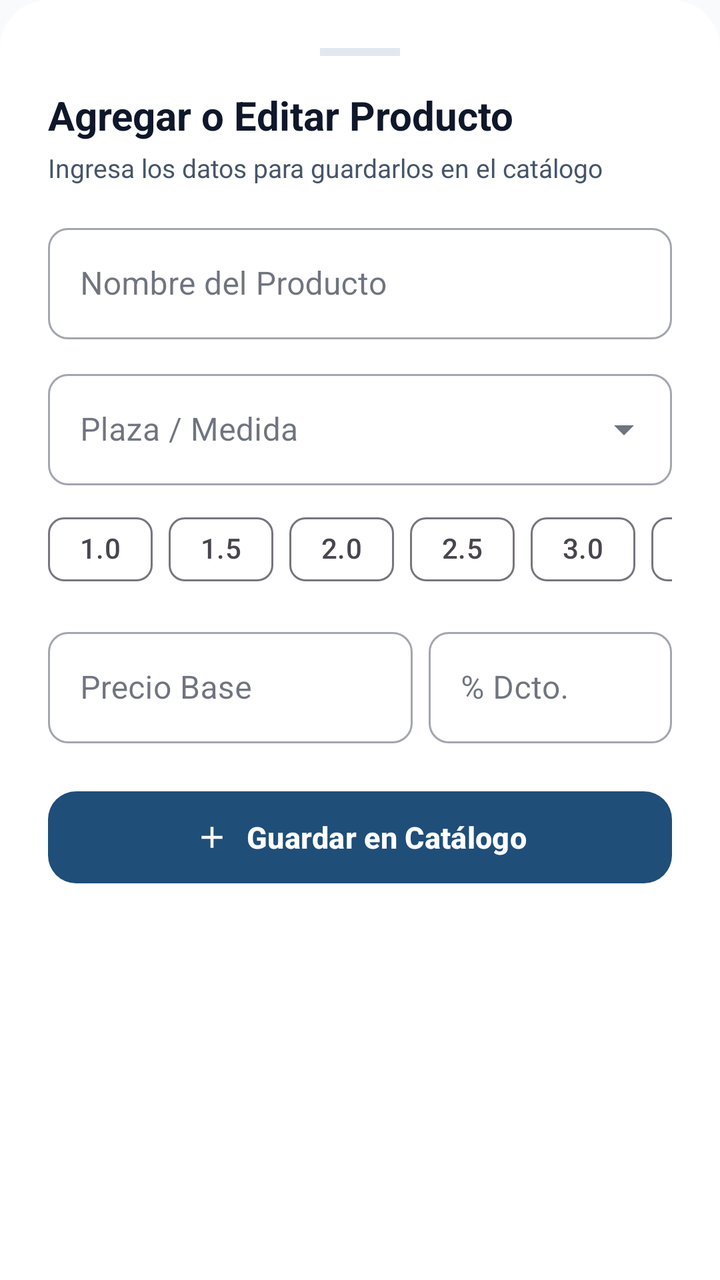
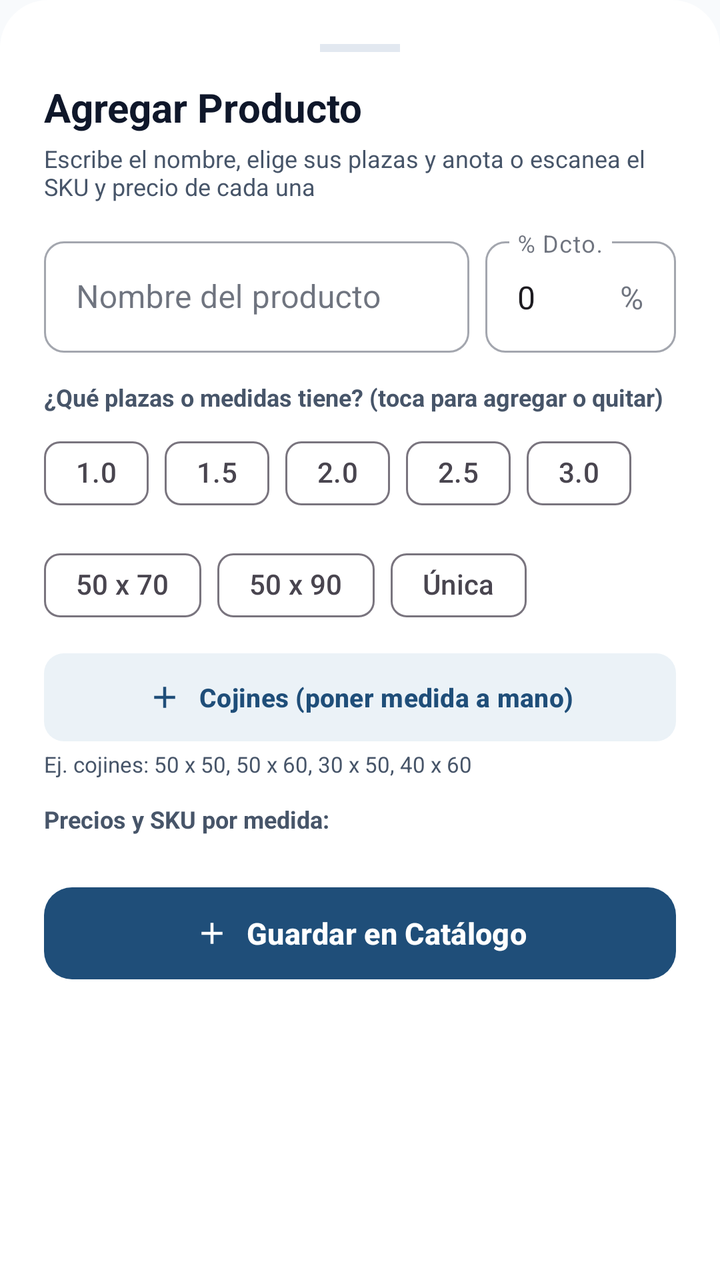

An Android layout rendered at two revisions. The XML below is the earlier revision; the diff shows what the commit changed to produce the second picture.
<!-- AndroidManifest.xml: application theme Theme.Cannon -->
<!-- res/layout/dialog_add_product.xml -->
<?xml version="1.0" encoding="utf-8"?>
<LinearLayout xmlns:android="http://schemas.android.com/apk/res/android"
    xmlns:app="http://schemas.android.com/apk/res-auto"
    android:layout_width="match_parent"
    android:layout_height="wrap_content"
    android:orientation="vertical"
    android:background="@drawable/bg_bottom_sheet"
    android:padding="24dp">

    <View
        android:layout_width="40dp"
        android:layout_height="4dp"
        android:layout_gravity="center_horizontal"
        android:layout_marginBottom="16dp"
        android:background="@color/divider" />

    <TextView
        android:id="@+id/tvDialogTitulo"
        android:layout_width="wrap_content"
        android:layout_height="wrap_content"
        android:text="Agregar o Editar Producto"
        android:textColor="@color/text_primary"
        android:textSize="20sp"
        android:textStyle="bold" />

    <TextView
        android:id="@+id/tvDialogSubtitulo"
        android:layout_width="wrap_content"
        android:layout_height="wrap_content"
        android:layout_marginTop="4dp"
        android:layout_marginBottom="16dp"
        android:text="Ingresa los datos para guardarlos en el catálogo"
        android:textColor="@color/text_secondary"
        android:textSize="13sp" />

    
    <com.google.android.material.textfield.TextInputLayout
        android:id="@+id/tilDialogNombre"
        style="@style/Widget.MaterialComponents.TextInputLayout.OutlinedBox"
        android:layout_width="match_parent"
        android:layout_height="wrap_content"
        android:layout_marginBottom="12dp"
        android:hint="Nombre del Producto"
        app:boxCornerRadiusBottomEnd="10dp"
        app:boxCornerRadiusBottomStart="10dp"
        app:boxCornerRadiusTopEnd="10dp"
        app:boxCornerRadiusTopStart="10dp">

        <com.google.android.material.textfield.TextInputEditText
            android:id="@+id/etDialogNombre"
            android:layout_width="match_parent"
            android:layout_height="wrap_content"
            android:inputType="textCapWords" />
    </com.google.android.material.textfield.TextInputLayout>

    
    <com.google.android.material.textfield.TextInputLayout
        android:id="@+id/tilDialogPlaza"
        style="@style/Widget.MaterialComponents.TextInputLayout.OutlinedBox.ExposedDropdownMenu"
        android:layout_width="match_parent"
        android:layout_height="wrap_content"
        android:layout_marginBottom="8dp"
        android:hint="Plaza / Medida"
        app:boxCornerRadiusBottomEnd="10dp"
        app:boxCornerRadiusBottomStart="10dp"
        app:boxCornerRadiusTopEnd="10dp"
        app:boxCornerRadiusTopStart="10dp">

        <AutoCompleteTextView
            android:id="@+id/autoDialogPlaza"
            android:layout_width="match_parent"
            android:layout_height="wrap_content"
            android:inputType="text" />
    </com.google.android.material.textfield.TextInputLayout>

    
    <HorizontalScrollView
        android:layout_width="match_parent"
        android:layout_height="wrap_content"
        android:layout_marginBottom="12dp"
        android:scrollbars="none">

        <com.google.android.material.chip.ChipGroup
            android:id="@+id/chipGroupPlazasSugeridas"
            android:layout_width="wrap_content"
            android:layout_height="wrap_content"
            app:singleLine="true">

            <com.google.android.material.chip.Chip
                android:id="@+id/chipPlaza10"
                style="@style/Widget.Material3.Chip.Suggestion"
                android:layout_width="wrap_content"
                android:layout_height="wrap_content"
                android:text="1.0" />

            <com.google.android.material.chip.Chip
                android:id="@+id/chipPlaza15"
                style="@style/Widget.Material3.Chip.Suggestion"
                android:layout_width="wrap_content"
                android:layout_height="wrap_content"
                android:text="1.5" />

            <com.google.android.material.chip.Chip
                android:id="@+id/chipPlaza20"
                style="@style/Widget.Material3.Chip.Suggestion"
                android:layout_width="wrap_content"
                android:layout_height="wrap_content"
                android:text="2.0" />

            <com.google.android.material.chip.Chip
                android:id="@+id/chipPlaza25"
                style="@style/Widget.Material3.Chip.Suggestion"
                android:layout_width="wrap_content"
                android:layout_height="wrap_content"
                android:text="2.5" />

            <com.google.android.material.chip.Chip
                android:id="@+id/chipPlaza30"
                style="@style/Widget.Material3.Chip.Suggestion"
                android:layout_width="wrap_content"
                android:layout_height="wrap_content"
                android:text="3.0" />

            <com.google.android.material.chip.Chip
                android:id="@+id/chipPlazaKing"
                style="@style/Widget.Material3.Chip.Suggestion"
                android:layout_width="wrap_content"
                android:layout_height="wrap_content"
                android:text="King" />

            <com.google.android.material.chip.Chip
                android:id="@+id/chipPlazaSuperKing"
                style="@style/Widget.Material3.Chip.Suggestion"
                android:layout_width="wrap_content"
                android:layout_height="wrap_content"
                android:text="Super King" />

            <com.google.android.material.chip.Chip
                android:id="@+id/chipPlazaUnica"
                style="@style/Widget.Material3.Chip.Suggestion"
                android:layout_width="wrap_content"
                android:layout_height="wrap_content"
                android:text="Única" />
        </com.google.android.material.chip.ChipGroup>
    </HorizontalScrollView>

    
    <LinearLayout
        android:layout_width="match_parent"
        android:layout_height="wrap_content"
        android:layout_marginBottom="20dp"
        android:orientation="horizontal">

        <com.google.android.material.textfield.TextInputLayout
            android:id="@+id/tilDialogPrecio"
            style="@style/Widget.MaterialComponents.TextInputLayout.OutlinedBox"
            android:layout_width="0dp"
            android:layout_height="wrap_content"
            android:layout_weight="1.2"
            android:layout_marginEnd="8dp"
            android:hint="Precio Base"
            app:boxCornerRadiusBottomEnd="10dp"
            app:boxCornerRadiusBottomStart="10dp"
            app:boxCornerRadiusTopEnd="10dp"
            app:boxCornerRadiusTopStart="10dp"
            app:prefixText="$">

            <com.google.android.material.textfield.TextInputEditText
                android:id="@+id/etDialogPrecio"
                android:layout_width="match_parent"
                android:layout_height="wrap_content"
                android:inputType="number" />
        </com.google.android.material.textfield.TextInputLayout>

        <com.google.android.material.textfield.TextInputLayout
            android:id="@+id/tilDialogDescuento"
            style="@style/Widget.MaterialComponents.TextInputLayout.OutlinedBox"
            android:layout_width="0dp"
            android:layout_height="wrap_content"
            android:layout_weight="0.8"
            android:hint="% Dcto."
            app:boxCornerRadiusBottomEnd="10dp"
            app:boxCornerRadiusBottomStart="10dp"
            app:boxCornerRadiusTopEnd="10dp"
            app:boxCornerRadiusTopStart="10dp"
            app:suffixText="%">

            <com.google.android.material.textfield.TextInputEditText
                android:id="@+id/etDialogDescuento"
                android:layout_width="match_parent"
                android:layout_height="wrap_content"
                android:inputType="numberDecimal" />
        </com.google.android.material.textfield.TextInputLayout>
    </LinearLayout>

    
    <com.google.android.material.button.MaterialButton
        android:id="@+id/btnDialogGuardar"
        android:layout_width="match_parent"
        android:layout_height="54dp"
        android:text="Guardar en Catálogo"
        android:textColor="@color/white"
        android:textSize="15sp"
        android:textStyle="bold"
        app:backgroundTint="@color/cannon_navy"
        app:cornerRadius="14dp"
        app:icon="@drawable/ic_add"
        app:iconGravity="textStart"
        app:iconTint="@color/white" />

    
    <com.google.android.material.button.MaterialButton
        android:id="@+id/btnDialogEliminar"
        style="@style/Widget.Material3.Button.TextButton"
        android:layout_width="match_parent"
        android:layout_height="wrap_content"
        android:layout_marginTop="8dp"
        android:text="Eliminar este producto del catálogo"
        android:textColor="@color/error"
        android:textSize="14sp"
        app:icon="@drawable/ic_delete"
        app:iconGravity="textStart"
        app:iconTint="@color/error"
        android:visibility="gone" />

</LinearLayout>
<!-- resources referenced by this layout -->
<resources>
  <color name="cannon_navy">#1F4E79</color>
  <color name="divider">#E2E8F0</color>
  <color name="error">#DC2626</color>
  <color name="text_primary">#0F172A</color>
  <color name="text_secondary">#475569</color>
  <color name="white">#FFFFFF</color>
  <!-- drawable bg_bottom_sheet (drawable) -->
  <?xml version="1.0" encoding="utf-8"?>
  <shape xmlns:android="http://schemas.android.com/apk/res/android"
      android:shape="rectangle">
      <corners
          android:topLeftRadius="24dp"
          android:topRightRadius="24dp" />
      <solid android:color="@color/surface" />
  </shape>
  <!-- drawable ic_add (drawable) -->
  <vector xmlns:android="http://schemas.android.com/apk/res/android"
      android:width="24dp"
      android:height="24dp"
      android:viewportWidth="24"
      android:viewportHeight="24">
    <path
        android:fillColor="@android:color/white"
        android:pathData="M19,13h-6v6h-2v-6H5v-2h6V5h2v6h6V13z"/>
  </vector>
  <!-- drawable ic_delete (drawable) -->
  <vector xmlns:android="http://schemas.android.com/apk/res/android"
      android:width="24dp"
      android:height="24dp"
      android:viewportWidth="24"
      android:viewportHeight="24">
    <path
        android:fillColor="@android:color/white"
        android:pathData="M6,19c0,1.1 0.9,2 2,2h8c1.1,0 2,-0.9 2,-2V7H6v12zM19,4h-3.5l-1,-1h-5l-1,1H5v2h14V4z"/>
  </vector>
  <style name="Theme.Cannon" parent="Theme.Material3.Light.NoActionBar">
          <item name="colorPrimary">@color/cannon_navy</item>
          <item name="colorPrimaryVariant">@color/cannon_navy_dark</item>
          <item name="colorOnPrimary">@color/white</item>
          <item name="colorSecondary">@color/cannon_red</item>
          <item name="colorOnSecondary">@color/white</item>
          <item name="colorSurface">@color/surface</item>
          <item name="colorOnSurface">@color/text_primary</item>
          <item name="android:windowBackground">@color/background</item>
          <item name="android:statusBarColor">@color/cannon_navy_dark</item>
          <item name="android:navigationBarColor">@color/surface</item>
      </style>
  <color name="surface">#FFFFFF</color>
  <color name="cannon_navy_dark">#0E294B</color>
  <color name="cannon_red">#C00000</color>
  <color name="background">#F8FAFC</color>
</resources>

<!-- the commit's change to res/layout/dialog_add_product.xml (unified diff, before → after) -->
@@ -1,226 +1,238 @@
 <?xml version="1.0" encoding="utf-8"?>
-<LinearLayout xmlns:android="http://schemas.android.com/apk/res/android"
+<androidx.core.widget.NestedScrollView xmlns:android="http://schemas.android.com/apk/res/android"
     xmlns:app="http://schemas.android.com/apk/res-auto"
     android:layout_width="match_parent"
     android:layout_height="wrap_content"
-    android:orientation="vertical"
     android:background="@drawable/bg_bottom_sheet"
-    android:padding="24dp">
-
-    <View
-        android:layout_width="40dp"
-        android:layout_height="4dp"
-        android:layout_gravity="center_horizontal"
-        android:layout_marginBottom="16dp"
-        android:background="@color/divider" />
-
-    <TextView
-        android:id="@+id/tvDialogTitulo"
-        android:layout_width="wrap_content"
-        android:layout_height="wrap_content"
-        android:text="Agregar o Editar Producto"
-        android:textColor="@color/text_primary"
-        android:textSize="20sp"
-        android:textStyle="bold" />
-
-    <TextView
-        android:id="@+id/tvDialogSubtitulo"
-        android:layout_width="wrap_content"
-        android:layout_height="wrap_content"
-        android:layout_marginTop="4dp"
-        android:layout_marginBottom="16dp"
-        android:text="Ingresa los datos para guardarlos en el catálogo"
-        android:textColor="@color/text_secondary"
-        android:textSize="13sp" />
-
-    
-    <com.google.android.material.textfield.TextInputLayout
-        android:id="@+id/tilDialogNombre"
-        style="@style/Widget.MaterialComponents.TextInputLayout.OutlinedBox"
-        android:layout_width="match_parent"
-        android:layout_height="wrap_content"
-        android:layout_marginBottom="12dp"
-        android:hint="Nombre del Producto"
-        app:boxCornerRadiusBottomEnd="10dp"
-        app:boxCornerRadiusBottomStart="10dp"
-        app:boxCornerRadiusTopEnd="10dp"
-        app:boxCornerRadiusTopStart="10dp">
-
-        <com.google.android.material.textfield.TextInputEditText
-            android:id="@+id/etDialogNombre"
-            android:layout_width="match_parent"
-            android:layout_height="wrap_content"
-            android:inputType="textCapWords" />
-    </com.google.android.material.textfield.TextInputLayout>
-
-    
-    <com.google.android.material.textfield.TextInputLayout
-        android:id="@+id/tilDialogPlaza"
-        style="@style/Widget.MaterialComponents.TextInputLayout.OutlinedBox.ExposedDropdownMenu"
-        android:layout_width="match_parent"
-        android:layout_height="wrap_content"
-        android:layout_marginBottom="8dp"
-        android:hint="Plaza / Medida"
-        app:boxCornerRadiusBottomEnd="10dp"
-        app:boxCornerRadiusBottomStart="10dp"
-        app:boxCornerRadiusTopEnd="10dp"
-        app:boxCornerRadiusTopStart="10dp">
-
-        <AutoCompleteTextView
-            android:id="@+id/autoDialogPlaza"
-            android:layout_width="match_parent"
-            android:layout_height="wrap_content"
-            android:inputType="text" />
-    </com.google.android.material.textfield.TextInputLayout>
-
-    
-    <HorizontalScrollView
-        android:layout_width="match_parent"
-        android:layout_height="wrap_content"
-        android:layout_marginBottom="12dp"
-        android:scrollbars="none">
-
-        <com.google.android.material.chip.ChipGroup
-            android:id="@+id/chipGroupPlazasSugeridas"
-            android:layout_width="wrap_content"
-            android:layout_height="wrap_content"
-            app:singleLine="true">
-
-            <com.google.android.material.chip.Chip
-                android:id="@+id/chipPlaza10"
-                style="@style/Widget.Material3.Chip.Suggestion"
-                android:layout_width="wrap_content"
-                android:layout_height="wrap_content"
-                android:text="1.0" />
-
-            <com.google.android.material.chip.Chip
-                android:id="@+id/chipPlaza15"
-                style="@style/Widget.Material3.Chip.Suggestion"
-                android:layout_width="wrap_content"
-                android:layout_height="wrap_content"
-                android:text="1.5" />
-
-            <com.google.android.material.chip.Chip
-                android:id="@+id/chipPlaza20"
-                style="@style/Widget.Material3.Chip.Suggestion"
-                android:layout_width="wrap_content"
-                android:layout_height="wrap_content"
-                android:text="2.0" />
-
-            <com.google.android.material.chip.Chip
-                android:id="@+id/chipPlaza25"
-                style="@style/Widget.Material3.Chip.Suggestion"
-                android:layout_width="wrap_content"
-                android:layout_height="wrap_content"
-                android:text="2.5" />
-
-            <com.google.android.material.chip.Chip
-                android:id="@+id/chipPlaza30"
-                style="@style/Widget.Material3.Chip.Suggestion"
-                android:layout_width="wrap_content"
-                android:layout_height="wrap_content"
-                android:text="3.0" />
-
-            <com.google.android.material.chip.Chip
-                android:id="@+id/chipPlazaKing"
-                style="@style/Widget.Material3.Chip.Suggestion"
-                android:layout_width="wrap_content"
-                android:layout_height="wrap_content"
-                android:text="King" />
-
-            <com.google.android.material.chip.Chip
-                android:id="@+id/chipPlazaSuperKing"
-                style="@style/Widget.Material3.Chip.Suggestion"
-                android:layout_width="wrap_content"
-                android:layout_height="wrap_content"
-                android:text="Super King" />
-
-            <com.google.android.material.chip.Chip
-                android:id="@+id/chipPlazaUnica"
-                style="@style/Widget.Material3.Chip.Suggestion"
-                android:layout_width="wrap_content"
-                android:layout_height="wrap_content"
-                android:text="Única" />
-        </com.google.android.material.chip.ChipGroup>
-    </HorizontalScrollView>
-
-    
+    android:fillViewport="true">
+
     <LinearLayout
         android:layout_width="match_parent"
         android:layout_height="wrap_content"
-        android:layout_marginBottom="20dp"
-        android:orientation="horizontal">
-
-        <com.google.android.material.textfield.TextInputLayout
-            android:id="@+id/tilDialogPrecio"
-            style="@style/Widget.MaterialComponents.TextInputLayout.OutlinedBox"
-            android:layout_width="0dp"
-            android:layout_height="wrap_content"
-            android:layout_weight="1.2"
-            android:layout_marginEnd="8dp"
-            android:hint="Precio Base"
-            app:boxCornerRadiusBottomEnd="10dp"
-            app:boxCornerRadiusBottomStart="10dp"
-            app:boxCornerRadiusTopEnd="10dp"
-            app:boxCornerRadiusTopStart="10dp"
-            app:prefixText="$">
-
-            <com.google.android.material.textfield.TextInputEditText
-                android:id="@+id/etDialogPrecio"
-                android:layout_width="match_parent"
-                android:layout_height="wrap_content"
-                android:inputType="number" />
-        </com.google.android.material.textfield.TextInputLayout>
-
-        <com.google.android.material.textfield.TextInputLayout
-            android:id="@+id/tilDialogDescuento"
-            style="@style/Widget.MaterialComponents.TextInputLayout.OutlinedBox"
-            android:layout_width="0dp"
-            android:layout_height="wrap_content"
-            android:layout_weight="0.8"
-            android:hint="% Dcto."
-            app:boxCornerRadiusBottomEnd="10dp"
-            app:boxCornerRadiusBottomStart="10dp"
-            app:boxCornerRadiusTopEnd="10dp"
-            app:boxCornerRadiusTopStart="10dp"
-            app:suffixText="%">
-
-            <com.google.android.material.textfield.TextInputEditText
-                android:id="@+id/etDialogDescuento"
-                android:layout_width="match_parent"
-                android:layout_height="wrap_content"
-                android:inputType="numberDecimal" />
-        </com.google.android.material.textfield.TextInputLayout>
+        android:orientation="vertical"
+        android:padding="22dp">
+
+        <View
+            android:layout_width="40dp"
+            android:layout_height="4dp"
+            android:layout_gravity="center_horizontal"
+            android:layout_marginBottom="14dp"
+            android:background="@color/divider" />
+
+        <TextView
+            android:id="@+id/tvDialogTitulo"
+            android:layout_width="wrap_content"
+            android:layout_height="wrap_content"
+            android:text="Agregar Producto"
+            android:textColor="@color/text_primary"
+            android:textSize="20sp"
+            android:textStyle="bold" />
+
+        <TextView
+            android:id="@+id/tvDialogSubtitulo"
+            android:layout_width="wrap_content"
+            android:layout_height="wrap_content"
+            android:layout_marginTop="4dp"
+            android:layout_marginBottom="14dp"
+            android:text="Escribe el nombre, elige sus plazas y anota o escanea el SKU y precio de cada una"
+            android:textColor="@color/text_secondary"
+            android:textSize="12sp" />
+
+        
+        <LinearLayout
+            android:layout_width="match_parent"
+            android:layout_height="wrap_content"
+            android:layout_marginBottom="14dp"
+            android:orientation="horizontal">
+
+            <com.google.android.material.textfield.TextInputLayout
+                android:id="@+id/tilDialogNombre"
+                style="@style/Widget.MaterialComponents.TextInputLayout.OutlinedBox"
+                android:layout_width="0dp"
+                android:layout_height="wrap_content"
+                android:layout_marginEnd="8dp"
+                android:layout_weight="1.45"
+                android:hint="Nombre del producto"
+                app:boxCornerRadiusBottomEnd="10dp"
+                app:boxCornerRadiusBottomStart="10dp"
+                app:boxCornerRadiusTopEnd="10dp"
+                app:boxCornerRadiusTopStart="10dp">
+
+                <com.google.android.material.textfield.TextInputEditText
+                    android:id="@+id/etDialogNombre"
+                    android:layout_width="match_parent"
+                    android:layout_height="wrap_content"
+                    android:inputType="textCapWords" />
+            </com.google.android.material.textfield.TextInputLayout>
+
+            <com.google.android.material.textfield.TextInputLayout
+                android:id="@+id/tilDialogDescuento"
+                style="@style/Widget.MaterialComponents.TextInputLayout.OutlinedBox"
+                android:layout_width="0dp"
+                android:layout_height="wrap_content"
+                android:layout_weight="0.65"
+                android:hint="% Dcto."
+                app:boxCornerRadiusBottomEnd="10dp"
+                app:boxCornerRadiusBottomStart="10dp"
+                app:boxCornerRadiusTopEnd="10dp"
+                app:boxCornerRadiusTopStart="10dp"
+                app:suffixText="%">
+
+                <com.google.android.material.textfield.TextInputEditText
+                    android:id="@+id/etDialogDescuento"
+                    android:layout_width="match_parent"
+                    android:layout_height="wrap_content"
+                    android:inputType="numberDecimal"
+                    android:text="0" />
+            </com.google.android.material.textfield.TextInputLayout>
+        </LinearLayout>
+
+        
+        <TextView
+            android:layout_width="wrap_content"
+            android:layout_height="wrap_content"
+            android:layout_marginBottom="6dp"
+            android:text="¿Qué plazas o medidas tiene? (toca para agregar o quitar)"
+            android:textColor="@color/text_secondary"
+            android:textSize="12sp"
+            android:textStyle="bold" />
+
+        <com.google.android.material.chip.ChipGroup
+            android:id="@+id/chipGroupPlazasSugeridas"
+            android:layout_width="match_parent"
+            android:layout_height="wrap_content"
+            android:layout_marginBottom="10dp">
+
+            <com.google.android.material.chip.Chip
+                android:id="@+id/chipPlaza10"
+                style="@style/Widget.Material3.Chip.Filter"
+                android:layout_width="wrap_content"
+                android:layout_height="wrap_content"
+                android:text="1.0" />
+
+            <com.google.android.material.chip.Chip
+                android:id="@+id/chipPlaza15"
+                style="@style/Widget.Material3.Chip.Filter"
+                android:layout_width="wrap_content"
+                android:layout_height="wrap_content"
+                android:text="1.5" />
+
+            <com.google.android.material.chip.Chip
+                android:id="@+id/chipPlaza20"
+                style="@style/Widget.Material3.Chip.Filter"
+                android:layout_width="wrap_content"
+                android:layout_height="wrap_content"
+                android:text="2.0" />
+
+            <com.google.android.material.chip.Chip
+                android:id="@+id/chipPlaza25"
+                style="@style/Widget.Material3.Chip.Filter"
+                android:layout_width="wrap_content"
+                android:layout_height="wrap_content"
+                android:text="2.5" />
+
+            <com.google.android.material.chip.Chip
+                android:id="@+id/chipPlaza30"
+                style="@style/Widget.Material3.Chip.Filter"
+                android:layout_width="wrap_content"
+                android:layout_height="wrap_content"
+                android:text="3.0" />
+
+            <com.google.android.material.chip.Chip
+                android:id="@+id/chipPlaza50x70"
+                style="@style/Widget.Material3.Chip.Filter"
+                android:layout_width="wrap_content"
+                android:layout_height="wrap_content"
+                android:text="50 x 70" />
+
+            <com.google.android.material.chip.Chip
+                android:id="@+id/chipPlaza50x90"
+                style="@style/Widget.Material3.Chip.Filter"
+                android:layout_width="wrap_content"
+                android:layout_height="wrap_content"
+                android:text="50 x 90" />
+
+            <com.google.android.material.chip.Chip
+                android:id="@+id/chipPlazaUnica"
+                style="@style/Widget.Material3.Chip.Filter"
+                android:layout_width="wrap_content"
+                android:layout_height="wrap_content"
+                android:text="Única" />
+        </com.google.android.material.chip.ChipGroup>
+
+        
+        <com.google.android.material.button.MaterialButton
+            android:id="@+id/btnDialogCojines"
+            style="@style/Widget.Material3.Button.TonalButton"
+            android:layout_width="match_parent"
+            android:layout_height="44dp"
+            android:layout_marginBottom="4dp"
+            android:insetTop="0dp"
+            android:insetBottom="0dp"
+            android:text="Cojines (poner medida a mano)"
+            android:textColor="@color/cannon_navy"
+            android:textSize="13sp"
+            android:textStyle="bold"
+            app:backgroundTint="@color/cannon_navy_surface"
+            app:cornerRadius="10dp"
+            app:icon="@drawable/ic_add"
+            app:iconGravity="textStart"
+            app:iconTint="@color/cannon_navy" />
+
+        <TextView
+            android:layout_width="wrap_content"
+            android:layout_height="wrap_content"
+            android:layout_marginBottom="12dp"
+            android:text="Ej. cojines: 50 x 50, 50 x 60, 30 x 50, 40 x 60"
+            android:textColor="@color/text_secondary"
+            android:textSize="11sp" />
+
+        
+        <TextView
+            android:layout_width="wrap_content"
+            android:layout_height="wrap_content"
+            android:layout_marginBottom="8dp"
+            android:text="Precios y SKU por medida:"
+            android:textColor="@color/text_secondary"
+            android:textSize="12sp"
+            android:textStyle="bold" />
+
+        <LinearLayout
+            android:id="@+id/layoutDialogPlazasContainer"
+            android:layout_width="match_parent"
+            android:layout_height="wrap_content"
+            android:layout_marginBottom="14dp"
+            android:orientation="vertical" />
+
+        
+        <com.google.android.material.button.MaterialButton
+            android:id="@+id/btnDialogGuardar"
+            android:layout_width="match_parent"
+            android:layout_height="54dp"
+            android:text="Guardar en Catálogo"
+            android:textColor="@color/white"
+            android:textSize="15sp"
+            android:textStyle="bold"
+            app:backgroundTint="@color/cannon_navy"
+            app:cornerRadius="14dp"
+            app:icon="@drawable/ic_add"
+            app:iconGravity="textStart"
+            app:iconTint="@color/white" />
+
+        
+        <com.google.android.material.button.MaterialButton
+            android:id="@+id/btnDialogEliminar"
+            style="@style/Widget.Material3.Button.TextButton"
+            android:layout_width="match_parent"
+            android:layout_height="wrap_content"
+            android:layout_marginTop="8dp"
+            android:text="Eliminar este producto del catálogo"
+            android:textColor="@color/error"
+            android:textSize="14sp"
+            android:visibility="gone"
+            app:icon="@drawable/ic_delete"
+            app:iconGravity="textStart"
+            app:iconTint="@color/error" />
+
     </LinearLayout>
-
-    
-    <com.google.android.material.button.MaterialButton
-        android:id="@+id/btnDialogGuardar"
-        android:layout_width="match_parent"
-        android:layout_height="54dp"
-        android:text="Guardar en Catálogo"
-        android:textColor="@color/white"
-        android:textSize="15sp"
-        android:textStyle="bold"
-        app:backgroundTint="@color/cannon_navy"
-        app:cornerRadius="14dp"
-        app:icon="@drawable/ic_add"
-        app:iconGravity="textStart"
-        app:iconTint="@color/white" />
-
-    
-    <com.google.android.material.button.MaterialButton
-        android:id="@+id/btnDialogEliminar"
-        style="@style/Widget.Material3.Button.TextButton"
-        android:layout_width="match_parent"
-        android:layout_height="wrap_content"
-        android:layout_marginTop="8dp"
-        android:text="Eliminar este producto del catálogo"
-        android:textColor="@color/error"
-        android:textSize="14sp"
-        app:icon="@drawable/ic_delete"
-        app:iconGravity="textStart"
-        app:iconTint="@color/error"
-        android:visibility="gone" />
-
-</LinearLayout>
+</androidx.core.widget.NestedScrollView>
<!-- resource entries referenced after the edit -->
@@ -1,6 +1,7 @@
 <!-- resources referenced by this layout -->
 <resources>
   <color name="cannon_navy">#1F4E79</color>
+  <color name="cannon_navy_surface">#EBF2F7</color>
   <color name="divider">#E2E8F0</color>
   <color name="error">#DC2626</color>
   <color name="text_primary">#0F172A</color>
